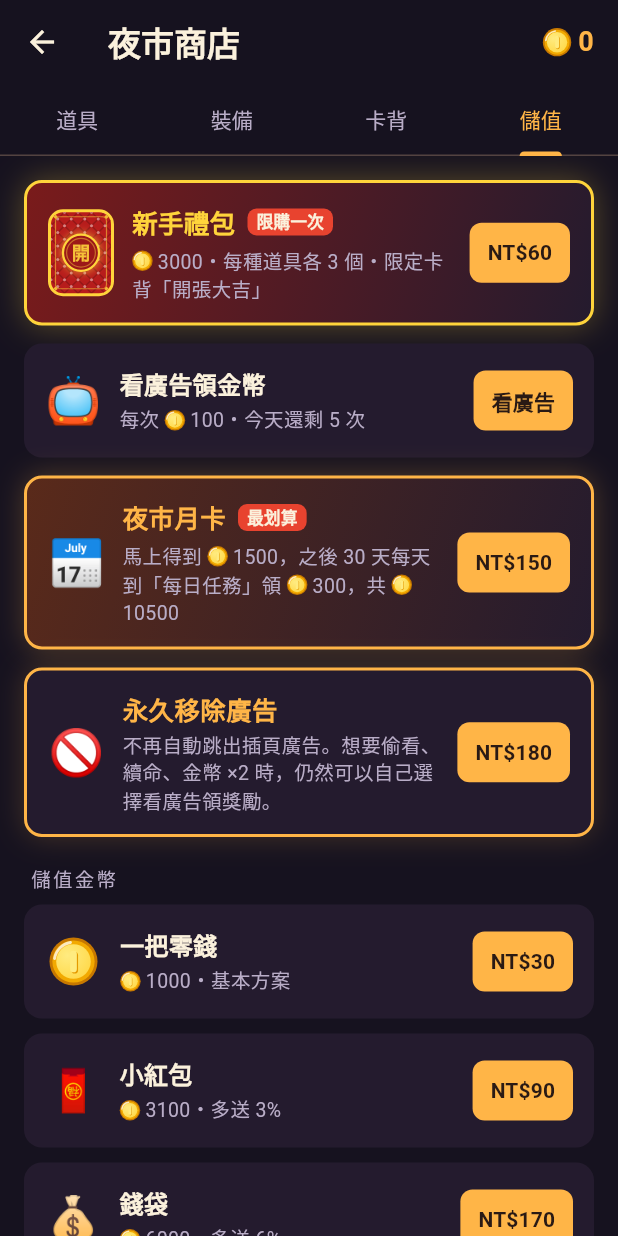
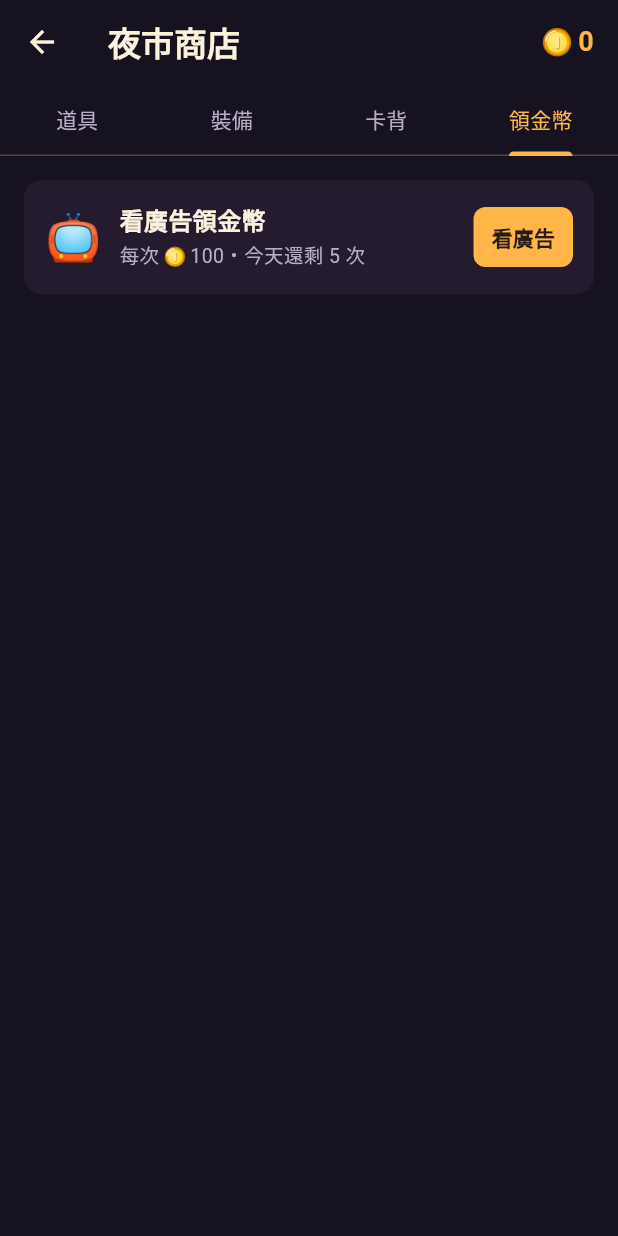
Before and after one commit to Kilik6/night-market-match, a Flutter app: the screen it shows after launch, after a tap on an icon or button, on a phone screen of 412 x 824 dp. Run offline on Flutter 3.47's test engine with Material 3 defaults, Android fonts, the phone set to English and light mode, and no system bars; our stand-ins replace audioplayers, flutter_local_notifications, flutter_timezone, google_mobile_ads, in_app_purchase, share_plus and 2 more; missing offline and left inert: app_tracking_transparency; statements that could not run were skipped.

Commit message:
Android 先不開放儲值，版本 1.0.0 (4)
- 沒開放儲值時不顯示金幣方案、月卡、新手禮包和限定卡背、移除廣告、恢復購買
- 商店最後一頁改成「領金幣」，只有看廣告領金幣
- Android 內購商品建好後，用 --dart-define=ANDROID_IAP=true 打開；iPhone 不受影響

```diff
--- a/lib/main.dart
+++ b/lib/main.dart
@@ -30,8 +30,12 @@ Future<void> main() async {
   final soundsReady = sounds.init();
   // 儲值：正式版串接 App Store／Google Play；debug 版用假商店（不會扣款），
   // 要在 debug 版測真的商店時加 --dart-define=REAL_STORE=true
+  // Android 正式版先不開放儲值（Google Play 的內購商品還沒建立），建好後用 --dart-define=ANDROID_IAP=true 打開
+  const androidIap = bool.fromEnvironment('ANDROID_IAP');
   final PurchaseService purchases;
-  if (kReleaseMode || const bool.fromEnvironment('REAL_STORE')) {
+  if (kReleaseMode && defaultTargetPlatform == TargetPlatform.android && !androidIap) {
+    purchases = const ClosedPurchaseService();
+  } else if (kReleaseMode || const bool.fromEnvironment('REAL_STORE')) {
     final storePurchases = StorePurchaseService(store);
     storePurchases.init(); // 先聽購買串流，才收得到上次沒處理完的付款；不等商品載入
     purchases = storePurchases;
--- a/lib/screens/home_screen.dart
+++ b/lib/screens/home_screen.dart
@@ -127,6 +127,7 @@ class _HomeScreenState extends State<HomeScreen> {
                 // 金幣旁的「＋」直接打開商店的儲值分頁
                 CoinBadge(
                   coins: _store.coins,
+                  topUpLabel: _purchases.open ? '儲值金幣' : '看廣告領金幣',
                   onTopUp: () => _open(ShopScreen(
                     store: _store,
                     sounds: widget.sounds,
--- a/lib/screens/settings_screen.dart
+++ b/lib/screens/settings_screen.dart
@@ -266,14 +266,15 @@ class _SettingsScreenState extends State<SettingsScreen> {
                 key: const ValueKey('reminder_switch'),
                 secondary: const Icon(Icons.notifications_rounded, color: NightColors.glow),
                 title: const Text('每日提醒', style: labelStyle),
-                subtitle: const Text('晚上 8 點提醒簽到、轉盤和月卡，一天最多一則',
-                    style: TextStyle(color: NightColors.mist, fontSize: 13)),
+                subtitle: Text('晚上 8 點提醒簽到${widget.purchases.open ? '、轉盤和月卡' : '和轉盤'}，一天最多一則',
+                    style: const TextStyle(color: NightColors.mist, fontSize: 13)),
                 value: _store.reminderOn,
                 activeThumbColor: NightColors.glow,
                 onChanged: _setReminder,
               ),
             ]),
           ],
+          if (widget.purchases.open) ...[
             section('購買'),
             group([
               ListTile(
@@ -287,6 +288,7 @@ class _SettingsScreenState extends State<SettingsScreen> {
                 onTap: _restore,
               ),
             ]),
+          ],
           if (widget.adPrivacy?.privacyOptionsRequired ?? false) ...[
             section('隱私權'),
             group([
--- a/lib/screens/shop_screen.dart
+++ b/lib/screens/shop_screen.dart
@@ -12,7 +12,8 @@ import '../widgets/card_widget.dart';
 import '../widgets/coin.dart';
 import '../widgets/night_scaffold.dart';
 
-/// 夜市商店：道具、裝備、卡背、儲值四個分頁。
+/// 夜市商店：道具、裝備、卡背、儲值四個分頁。沒開放儲值的版本（[PurchaseService.open] 是 false）
+/// 最後一頁改成「領金幣」，只有看廣告領金幣；連廣告都沒有的話就沒有這一頁。
 class ShopScreen extends StatefulWidget {
   const ShopScreen({
     super.key,
@@ -63,7 +64,25 @@ class ShopScreen extends StatefulWidget {
 class _ShopScreenState extends State<ShopScreen> with SingleTickerProviderStateMixin {
   ProgressStore get _store => widget.store;
 
-  late final TabController _tabs = TabController(length: 4, vsync: this, initialIndex: widget.initialTab);
+  /// 有沒有開放儲值。
+  bool get _open => widget.purchases.open;
+
+  /// 最後一頁有東西可以顯示。
+  bool get _hasTopUpTab => _open || widget.ads != null;
+
+  late final TabController _tabs = TabController(
+    length: _hasTopUpTab ? 4 : 3,
+    vsync: this,
+    initialIndex: _hasTopUpTab || widget.initialTab != ShopScreen.topUpTab ? widget.initialTab : 0,
+  );
+
+  /// 卡背列表：沒開放儲值時不顯示新手禮包的限定卡背（已經有的還是看得到）。
+  List<CardSkin> get _skins => _open
+      ? ShopScreen.sortedSkins
+      : [
+          for (final s in ShopScreen.sortedSkins)
+            if (!s.packOnly || _store.ownedSkins.contains(s.id)) s
+        ];
 
   /// 正在等商店回應，避免連點重複購買。
   bool _buying = false;
@@ -80,15 +99,17 @@ class _ShopScreenState extends State<ShopScreen> with SingleTickerProviderStateM
       ..showSnackBar(SnackBar(content: CoinText(text), duration: const Duration(seconds: 3), action: action));
   }
 
-  /// 金幣不夠：提示還差多少，旁邊可以直接去儲值。
+  /// 金幣不夠：提示還差多少，旁邊可以直接去儲值（沒開放儲值時去看廣告領金幣）。
   void _notEnough(int price) => _toast(
         '金幣不夠，還差 🪙 ${price - _store.coins}',
-        action: SnackBarAction(
-          key: const ValueKey('go_top_up'),
-          label: '去儲值',
-          textColor: NightColors.glow,
-          onPressed: () => _tabs.animateTo(ShopScreen.topUpTab),
-        ),
+        action: _hasTopUpTab
+            ? SnackBarAction(
+                key: const ValueKey('go_top_up'),
+                label: _open ? '去儲值' : '領金幣',
+                textColor: NightColors.glow,
+                onPressed: () => _tabs.animateTo(ShopScreen.topUpTab),
+              )
+            : null,
       );
 
   /// 商店的價格（依玩家地區），還沒載入時顯示預設的新台幣價格。
@@ -385,11 +406,21 @@ class _ShopScreenState extends State<ShopScreen> with SingleTickerProviderStateM
           labelColor: NightColors.glow,
           unselectedLabelColor: NightColors.mist,
           indicatorColor: NightColors.glow,
-          tabs: const [Tab(text: '道具'), Tab(text: '裝備'), Tab(text: '卡背'), Tab(key: ValueKey('tab_top_up'), text: '儲值')],
+          tabs: [
+            const Tab(text: '道具'),
+            const Tab(text: '裝備'),
+            const Tab(text: '卡背'),
+            if (_hasTopUpTab) Tab(key: const ValueKey('tab_top_up'), text: _open ? '儲值' : '領金幣'),
+          ],
         ),
       ),
       body: SafeArea(
-        child: TabBarView(controller: _tabs, children: [_itemsTab(), _gearTab(), _skinsTab(), _topUpTab()]),
+        child: TabBarView(controller: _tabs, children: [
+          _itemsTab(),
+          _gearTab(),
+          _skinsTab(),
+          if (_hasTopUpTab) _open ? _topUpTab() : ListView(padding: const EdgeInsets.all(16), children: [_adCoinsCard()]),
+        ]),
       ),
     );
   }
@@ -478,6 +509,7 @@ class _ShopScreenState extends State<ShopScreen> with SingleTickerProviderStateM
   Widget _skinsTab() {
     final owned = _store.ownedSkins;
     final equipped = _store.equippedSkin;
+    final skins = _skins;
     return GridView.builder(
       padding: const EdgeInsets.all(16),
       gridDelegate: const SliverGridDelegateWithFixedCrossAxisCount(
@@ -486,9 +518,9 @@ class _ShopScreenState extends State<ShopScreen> with SingleTickerProviderStateM
         crossAxisSpacing: 14,
         childAspectRatio: 0.62,
       ),
-      itemCount: ShopScreen.sortedSkins.length,
+      itemCount: skins.length,
       itemBuilder: (context, i) {
-        final skin = ShopScreen.sortedSkins[i];
+        final skin = skins[i];
         final isOwned = owned.contains(skin.id);
         final isEquipped = skin.id == equipped;
         final String label;
--- a/lib/services/reminder_service.dart
+++ b/lib/services/reminder_service.dart
@@ -78,7 +78,7 @@ class LocalReminderService implements ReminderService {
     android: AndroidNotificationDetails(
       'daily_reminder',
       '每日提醒',
-      channelDescription: '每天提醒簽到、轉盤和月卡的獎勵',
+      channelDescription: '每天提醒還沒領的獎勵',
       icon: _androidIcon,
       color: Color(0xFFE8432F), // 通知展開時圖示的燈籠紅
     ),
--- a/lib/services/store_purchase_service.dart
+++ b/lib/services/store_purchase_service.dart
@@ -37,6 +37,9 @@ class StorePurchaseService implements PurchaseService {
 
   /// 沒人在等的付款（晚到、待處理後完成）發放後，送出商品 id。
   Stream<String> get deliveredLater => _later.stream;
+
+  @override
+  bool get open => true;
 
   @override
   bool get deliversContent => true;
--- a/lib/widgets/night_scaffold.dart
+++ b/lib/widgets/night_scaffold.dart
@@ -112,11 +112,14 @@ class MenuButton extends StatelessWidget {
 
 /// 金幣數量標籤。
 class CoinBadge extends StatelessWidget {
-  const CoinBadge({super.key, required this.coins, this.onTopUp});
+  const CoinBadge({super.key, required this.coins, this.onTopUp, this.topUpLabel = '儲值金幣'});
   final int coins;
 
   /// 有給的話，顯示成金色膠囊加上發光的「＋」，點下去去儲值（首頁用）。
   final VoidCallback? onTopUp;
+
+  /// 「＋」給螢幕報讀用的說明。
+  final String topUpLabel;
 
   @override
   Widget build(BuildContext context) {
@@ -129,7 +132,7 @@ class CoinBadge extends StatelessWidget {
     if (onTopUp == null) return text;
     return Semantics(
       button: true,
-      label: '儲值金幣',
+      label: topUpLabel,
       child: Material(
         color: NightColors.stall,
         shape: StadiumBorder(side: BorderSide(color: NightColors.glow.withValues(alpha: 0.75), width: 1.5)),
--- a/pubspec.yaml
+++ b/pubspec.yaml
@@ -16,7 +16,7 @@ publish_to: 'none' # Remove this line if you wish to publish to pub.dev
 # https://developer.apple.com/library/archive/documentation/General/Reference/InfoPlistKeyReference/Articles/CoreFoundationKeys.html
 # In Windows, build-name is used as the major, minor, and patch parts
 # of the product and file versions while build-number is used as the build suffix.
-version: 1.0.0+3
+version: 1.0.0+4
 
 environment:
   sdk: ^3.6.1
```
Also changed, not shown: lib/services/purchase_service.dart (+26 -0 lines), 1 other file. Lines whose indentation alone changed are shown as unchanged.
